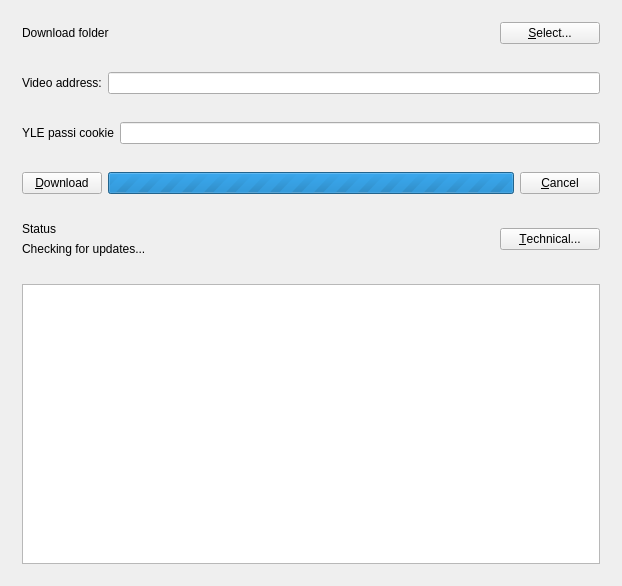
Old version of the form MainWindow.ui in the repository hekkup/yle-downloader-gui.
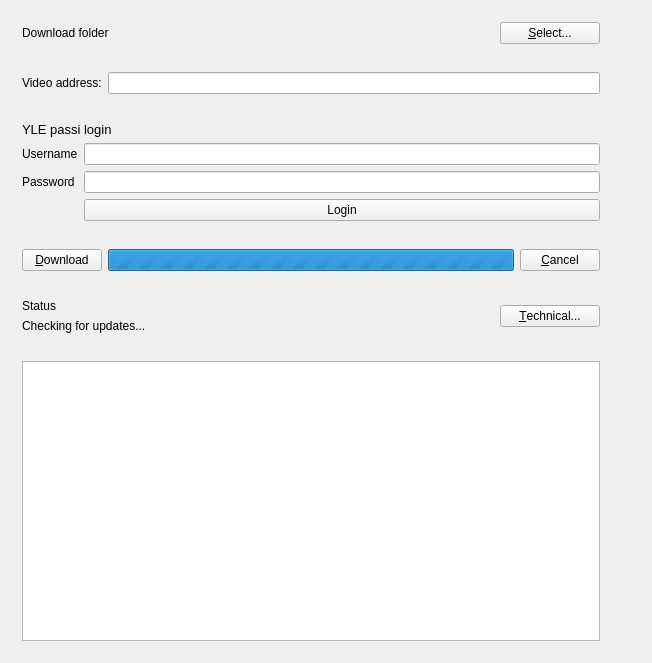
New version of the form.

Commit message: Added YLE Passi login support

```diff
--- a/MainWindow.ui
+++ b/MainWindow.ui
@@ -6,8 +6,8 @@
    <rect>
     <x>0</x>
     <y>0</y>
-    <width>600</width>
-    <height>518</height>
+    <width>652</width>
+    <height>651</height>
    </rect>
   </property>
   <property name="windowTitle">
@@ -85,16 +85,64 @@
     </item>
     <item>
      <widget class="QWidget" name="ylePassiWidget" native="true">
-      <layout class="QHBoxLayout" name="ylePassi">
-       <item>
+      <layout class="QFormLayout" name="formLayout">
+       <item row="1" column="0" colspan="2">
         <widget class="QLabel" name="ylePassiLabel">
+         <property name="font">
+          <font>
+           <pointsize>10</pointsize>
+          </font>
+         </property>
          <property name="text">
-          <string>YLE passi cookie</string>
+          <string>YLE passi login</string>
          </property>
         </widget>
        </item>
-       <item>
-        <widget class="QLineEdit" name="ylePassiCookie"/>
+       <item row="2" column="0">
+        <widget class="QLabel" name="usernameLabel">
+         <property name="text">
+          <string>Username</string>
+         </property>
+        </widget>
+       </item>
+       <item row="2" column="1">
+        <widget class="QLineEdit" name="ylePassiUsername">
+         <property name="maxLength">
+          <number>15</number>
+         </property>
+        </widget>
+       </item>
+       <item row="3" column="0">
+        <widget class="QLabel" name="passwordLabel">
+         <property name="text">
+          <string>Password</string>
+         </property>
+        </widget>
+       </item>
+       <item row="3" column="1">
+        <widget class="QLineEdit" name="ylePassiPassword">
+         <property name="font">
+          <font>
+           <kerning>true</kerning>
+          </font>
+         </property>
+         <property name="text">
+          <string notr="true"/>
+         </property>
+         <property name="maxLength">
+          <number>20</number>
+         </property>
+         <property name="echoMode">
+          <enum>QLineEdit::Password</enum>
+         </property>
+        </widget>
+       </item>
+       <item row="5" column="1">
+        <widget class="QPushButton" name="yleLoginButton">
+         <property name="text">
+          <string>Login</string>
+         </property>
+        </widget>
        </item>
       </layout>
      </widget>
```
The commit also changes 7 other files.
